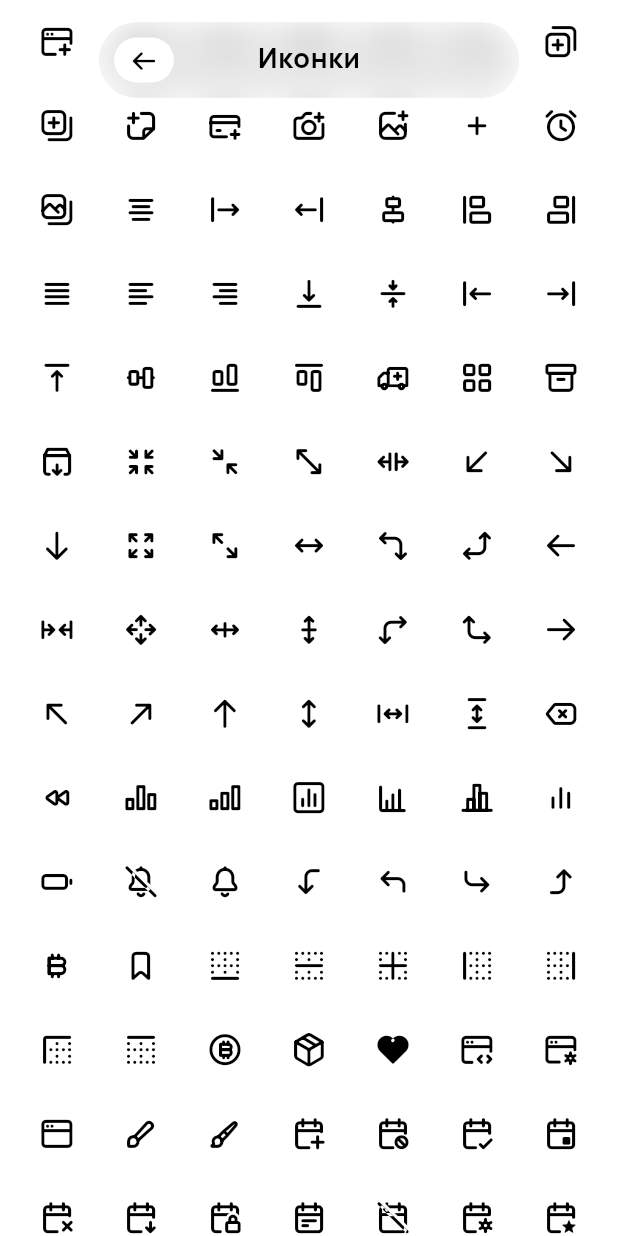
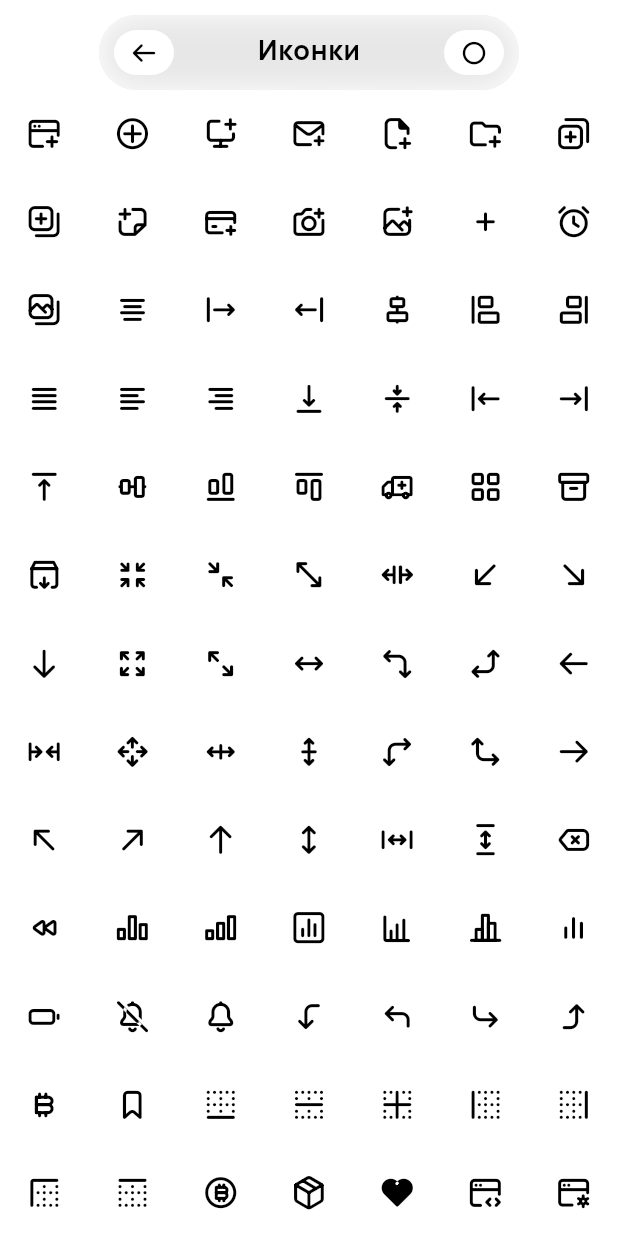
Before and after one commit to parabolahq/locus, a Flutter app: the LocusScaffold screen opened directly, after a tap on "Открыть ещё одну страницу", on a phone screen of 412 x 824 dp. Run offline on Flutter 3.47's test engine with Material 2 defaults, Android fonts, the phone set to English and light mode, and no system bars.

Commit message:
Add scaffold top overlay padding

```diff
--- a/example/lib/screens/icons_screen.dart
+++ b/example/lib/screens/icons_screen.dart
@@ -1,21 +1,33 @@
+import 'package:flutter/services.dart';
 import 'package:locus/locus.dart';
 
-class IconsScreen extends StatelessWidget {
+class IconsScreen extends StatefulWidget {
   const IconsScreen({super.key});
 
   @override
+  State<IconsScreen> createState() => _IconsScreenState();
+}
+
+class _IconsScreenState extends State<IconsScreen> {
+  Brightness _brightness = Brightness.light;
+
+  @override
   Widget build(BuildContext context) {
-    return LocusScaffold(
+    return LocusTheme(
+      data: LocusThemeData(brightness: _brightness),
+      child: LocusScaffold(
         top: NavigationBar(
           middle: Text('Иконки'),
+          actions: [
+            LocusActionButton(
+                child: Icon(LocusIcons.ellipse),
+                onTap: () => setState(() => _brightness =
+                    _brightness == Brightness.light
+                        ? Brightness.dark
+                        : Brightness.light))
+          ],
         ),
         body: GridView.builder(
-        padding: EdgeInsets.only(
-          left: 10,
-          right: 10,
-          top: MediaQuery.of(context).padding.top,
-          bottom: MediaQuery.of(context).padding.bottom,
-        ),
           gridDelegate:
               SliverGridDelegateWithMaxCrossAxisExtent(maxCrossAxisExtent: 65),
           itemBuilder: (BuildContext context, int index) {
@@ -26,6 +38,7 @@ class IconsScreen extends StatelessWidget {
           },
           itemCount: LocusIcons.all.length,
         ),
+      ),
     );
   }
 }
--- a/lib/src/components/scaffold.dart
+++ b/lib/src/components/scaffold.dart
@@ -5,8 +5,8 @@ import 'package:locus/src/core/theme.dart';
 
 class LocusScaffold extends StatelessWidget {
   final Widget body;
-  final Widget? top;
-  final Widget? bottom;
+  final PreferredSizeWidget? top;
+  final PreferredSizeWidget? bottom;
 
   const LocusScaffold({
     super.key,
@@ -19,6 +19,12 @@ class LocusScaffold extends StatelessWidget {
   Widget build(BuildContext context) {
     final theme = LocusTheme.of(context);
     final mediaQuery = MediaQuery.of(context);
+    final paddings = EdgeInsets.only(
+      bottom: mediaQuery.padding.bottom + mediaQuery.size.height / 8,
+      top: mediaQuery.padding.top + 10,
+      left: 15,
+      right: 15,
+    );
 
     return AnnotatedRegion<SystemUiOverlayStyle>(
       value: theme.systemUiOverlayStyle,
@@ -30,14 +36,16 @@ class LocusScaffold extends StatelessWidget {
         child: Stack(
           fit: StackFit.expand,
           children: [
-            body,
+            MediaQuery(
+              child: body,
+              data: mediaQuery.copyWith(
+                padding: EdgeInsets.only(
+                  top: paddings.top + (top?.preferredSize.height ?? 0),
+                ),
+              ),
+            ),
             Padding(
-              padding: EdgeInsets.only(
-                bottom: mediaQuery.padding.bottom + mediaQuery.size.height / 8,
-                top: mediaQuery.padding.top + 15,
-                left: 15,
-                right: 15,
-              ),
+              padding: paddings,
               child: Column(
                 crossAxisAlignment: CrossAxisAlignment.center,
                 children: [
```
Lines whose indentation alone changed are shown as unchanged.
